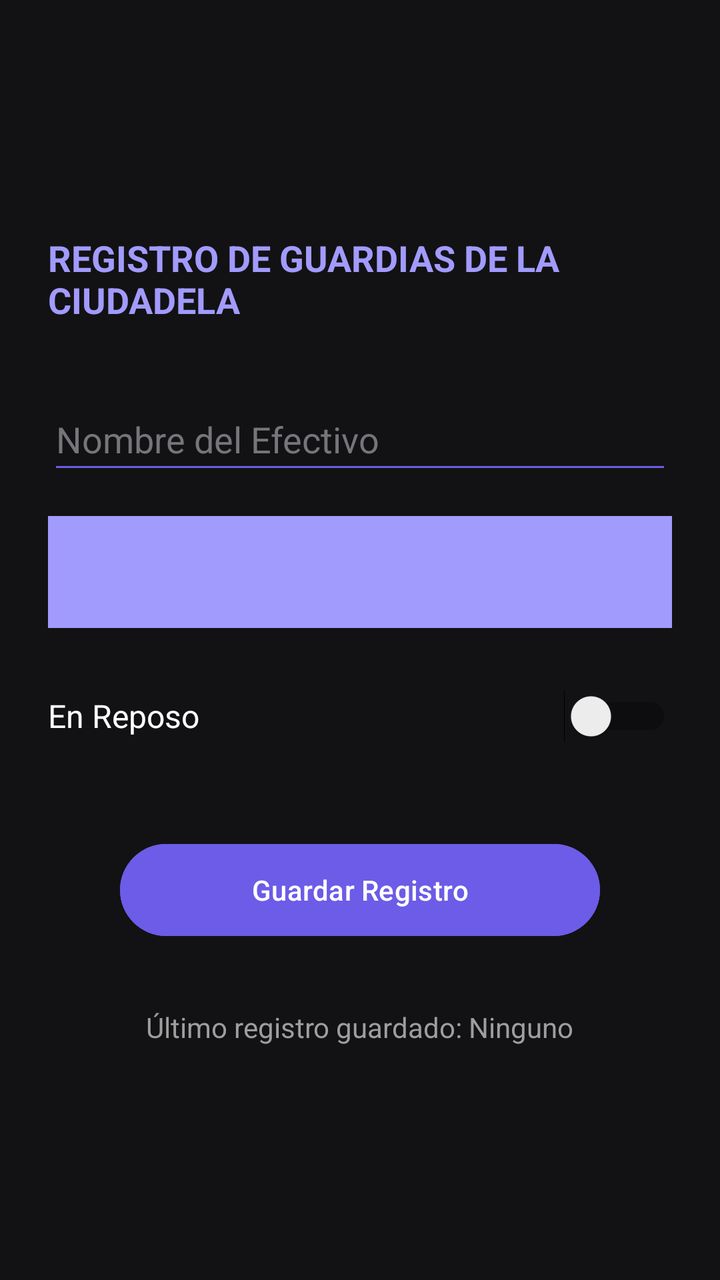
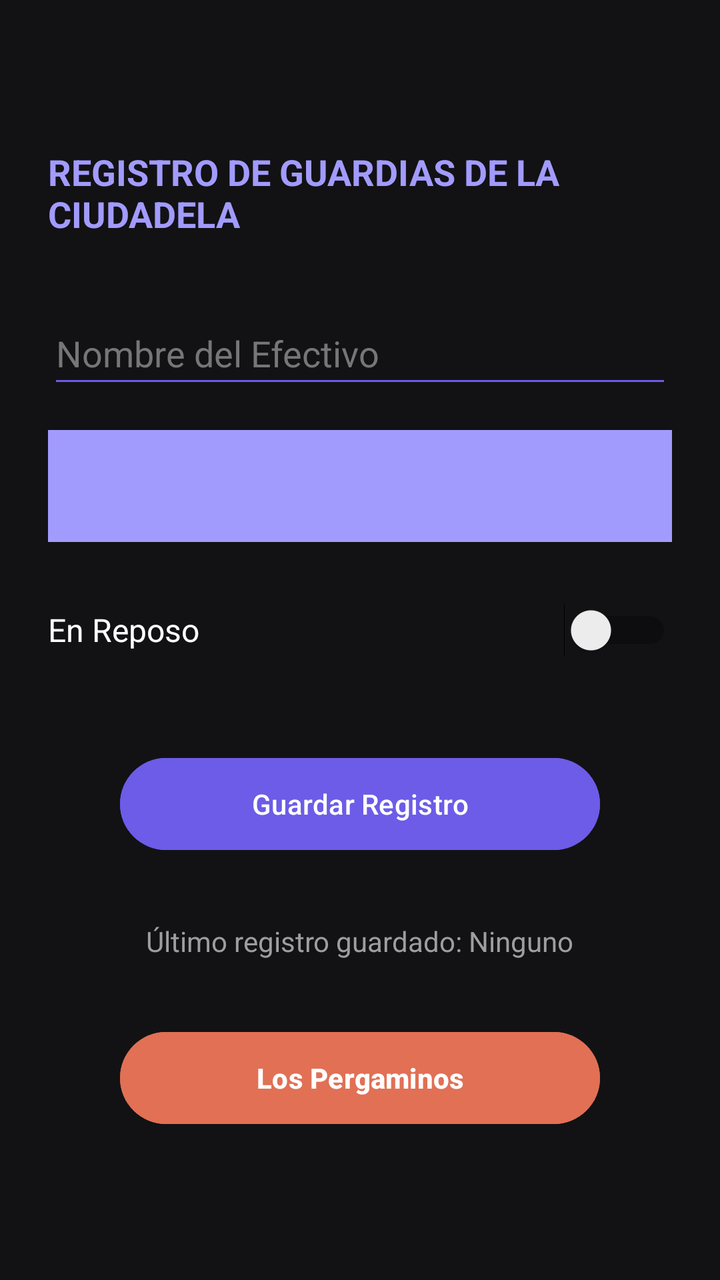

Compare the two renders of this Android layout. The source of the first and the diff that turns it into the second are given below.
<!-- AndroidManifest.xml: application theme Theme.LABRegistroGuardias -->
<!-- res/layout/activity_main.xml -->
<?xml version="1.0" encoding="utf-8"?>
<LinearLayout xmlns:android="http://schemas.android.com/apk/res/android"
    xmlns:tools="http://schemas.android.com/tools"
    android:id="@+id/main"
    android:layout_width="match_parent"
    android:layout_height="match_parent"
    android:orientation="vertical"
    android:gravity="center"
    android:padding="24dp"
    android:background="#121214"
    tools:context=".MainActivity">

    <TextView
        android:layout_width="wrap_content"
        android:layout_height="wrap_content"
        android:text="REGISTRO DE GUARDIAS DE LA CIUDADELA"
        android:textColor="#A29BFE"
        android:textSize="18sp"
        android:textStyle="bold"
        android:layout_marginBottom="32dp"/>

    
    <EditText
        android:id="@+id/etSoldado"
        android:layout_width="match_parent"
        android:layout_height="48dp"
        android:hint="Nombre del Efectivo"
        android:textColor="#FFFFFF"
        android:textColorHint="#75757A"
        android:backgroundTint="#6C5CE7"
        android:inputType="textPersonName"
        android:imeOptions="actionDone"
        android:layout_marginBottom="16dp"/>

    
    <Spinner
        android:id="@+id/spinnerRango"
        android:layout_width="match_parent"
        android:layout_height="56dp"
        android:background="#A29BFE"
        android:spinnerMode="dropdown"
        android:layout_marginBottom="16dp"/>

    
    <Switch
        android:id="@+id/switchEstado"
        android:layout_width="match_parent"
        android:layout_height="56dp"
        android:text="En Reposo"
        android:textColor="#FFFFFF"
        android:textSize="16sp"
        android:layout_marginBottom="32dp"/>

    <Button
        android:id="@+id/btnGuardar"
        android:layout_width="240dp"
        android:layout_height="54dp"
        android:text="Guardar Registro"
        android:backgroundTint="#6C5CE7"
        android:layout_marginBottom="32dp"/>

    <TextView
        android:id="@+id/tvUltimoRegistro"
        android:layout_width="wrap_content"
        android:layout_height="wrap_content"
        android:text="Último registro guardado: Ninguno"
        android:textColor="#9E9E9E"
        android:textSize="14sp"/>

</LinearLayout>
<!-- resources referenced by this layout -->
<resources>
  <style name="Theme.LABRegistroGuardias" parent="Base.Theme.LABRegistroGuardias" />
  <style name="Base.Theme.LABRegistroGuardias" parent="Theme.Material3.DayNight.NoActionBar">
          
          
      </style>
</resources>

<!-- the commit's change to res/layout/activity_main.xml (unified diff, before → after) -->
@@ -67,4 +67,15 @@
         android:textColor="#9E9E9E"
         android:textSize="14sp"/>
 
+    
+    <Button
+        android:id="@+id/btnIrPergaminos"
+        android:layout_width="240dp"
+        android:layout_height="54dp"
+        android:layout_marginTop="32dp"
+        android:text="Los Pergaminos"
+        android:textColor="#FFFFFF"
+        android:textStyle="bold"
+        android:backgroundTint="#E17055"/>
+
 </LinearLayout>
